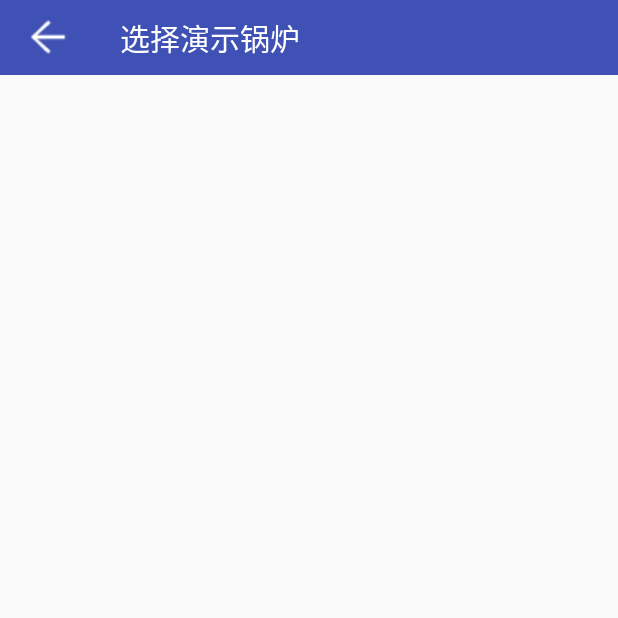
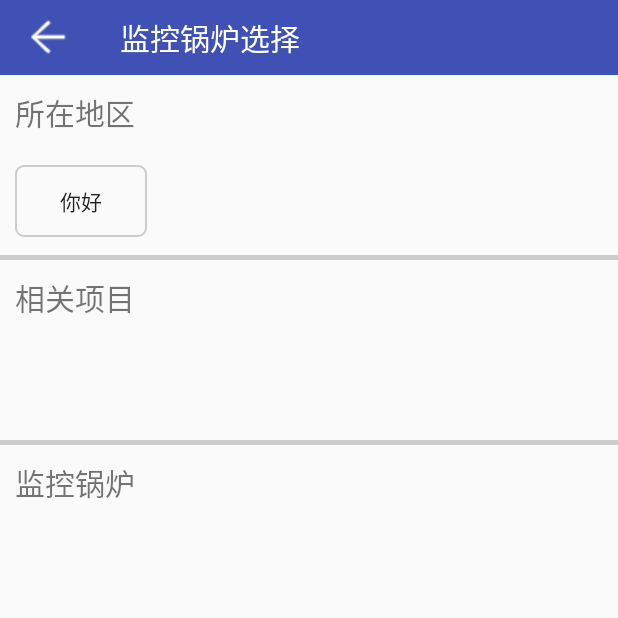
Before and after one commit to wangchaohu/IntelligentBoiler, an Android app: the SelectDemonstrateActivity screen opened directly, with no data from a screen before it, on a phone screen of 412 x 824 dp, the top half of it. Run offline under Robolectric (Android 15) with nearby library versions, the phone set to English and light mode, and no system bars.

Commit message:
完善选择锅炉演示，但又bug

```diff
--- a/app/src/main/java/com/lapsen/intelligentboiler/activities/SelectDemonstrateActivity.java
+++ b/app/src/main/java/com/lapsen/intelligentboiler/activities/SelectDemonstrateActivity.java
@@ -1,18 +1,57 @@
 package com.lapsen.intelligentboiler.activities;
 
 import android.os.Bundle;
+import android.view.View;
+import android.widget.LinearLayout;
 
 import com.lapsen.intelligentboiler.R;
 import com.lapsen.intelligentboiler.base.BaseActivity;
+import com.lapsen.intelligentboiler.interfaces.SelectDemonstrateInterface;
+import com.lapsen.intelligentboiler.presenter.SelectDemonstratePresenter;
 
 /**
  * Created by lapsen_wang on 2017/1/10/0010.
  */
 
-public class SelectDemonstrateActivity extends BaseActivity {
+public class SelectDemonstrateActivity extends BaseActivity implements SelectDemonstrateInterface {
+    private LinearLayout area;
+    private LinearLayout project;
+    private LinearLayout monitor;
+
+    private SelectDemonstratePresenter presenter;
+
     @Override
     public void initViews(Bundle savedInstanceState) {
         setContentView(R.layout.activity_selectdemonstrate);
-        initToolBar("选择演示锅炉");
+        initToolBar("监控锅炉选择");
+        init();
+        initPresenter();
     }
+
+    private void init(){
+        area = (LinearLayout) findViewById(R.id.area_ll);
+        project = (LinearLayout) findViewById(R.id.project_ll);
+        monitor = (LinearLayout) findViewById(R.id.monitorboiler_ll);
+    }
+
+    private void initPresenter(){
+        presenter = new SelectDemonstratePresenter(this, this);
+    }
+
+    @Override
+    public void showPlace(View childView) {
+        area.addView(childView);
+    }
+
+    @Override
+    public void showProject(View childView) {
+        project.addView(childView);
+    }
+
+    @Override
+    public void showMonitorBoiler(View childView) {
+        monitor.addView(childView);
+    }
+
+
 }
--- /dev/null
+++ b/app/src/main/java/com/lapsen/intelligentboiler/interfaces/SelectDemonstrateInterface.java
@@ -0,0 +1,14 @@
+package com.lapsen.intelligentboiler.interfaces;
+
+import android.view.View;
+
+/**
+ * Created by lapsen_wang on 2017/1/18/0018.
+ */
+
+public interface SelectDemonstrateInterface {
+    public void showPlace(View childView);
+    public void showProject(View childView);
+    public void showMonitorBoiler(View childView);
+
+}
--- /dev/null
+++ b/app/src/main/java/com/lapsen/intelligentboiler/presenter/SelectDemonstratePresenter.java
@@ -0,0 +1,65 @@
+package com.lapsen.intelligentboiler.presenter;
+
+import android.content.Context;
+import android.view.View;
+import android.view.ViewGroup;
+import android.widget.Button;
+import android.widget.LinearLayout;
+
+import com.lapsen.intelligentboiler.R;
+import com.lapsen.intelligentboiler.activities.SelectDemonstrateActivity;
+
+/**
+ * Created by lapsen_wang on 2017/1/18/0018.
+ */
+
+public class SelectDemonstratePresenter {
+
+    private SelectDemonstrateActivity selectDemonstrateView;
+    private Context mContext;
+
+    public SelectDemonstratePresenter(Context context, SelectDemonstrateActivity view){
+        this.mContext = context;
+        this.selectDemonstrateView = view;
+        showPlace();
+    }
+
+    private void showPlace(){
+        View view = addButton();
+        view.setOnClickListener(new View.OnClickListener() {
+            @Override
+            public void onClick(View v) {
+                showProject();
+            }
+        });
+        selectDemonstrateView.showPlace(view);
+    }
+
+    private void showProject(){
+        View view = addButton();
+        view.setOnClickListener(new View.OnClickListener() {
+            @Override
+            public void onClick(View v) {
+                showMonitorBoiler();
+            }
+        });
+        selectDemonstrateView.showProject(view);
+    }
+
+    private void showMonitorBoiler(){
+        View view = addButton();
+        selectDemonstrateView.showMonitorBoiler(view);
+    }
+
+
+    private View addButton(){
+
+        Button button = new Button(mContext);
+        LinearLayout.LayoutParams params = new LinearLayout.LayoutParams(ViewGroup.LayoutParams.WRAP_CONTENT, ViewGroup.LayoutParams.WRAP_CONTENT);
+        button.setPadding(6, 0, 6, 0);
+        button.setText("你好");
+        button.setBackgroundResource(R.drawable.selector_button);
+        button.setLayoutParams(params);
+        return button;
+    }
+}
--- /dev/null
+++ b/app/src/main/java/com/lapsen/intelligentboiler/utils/SP.java
@@ -0,0 +1,24 @@
+package com.lapsen.intelligentboiler.utils;
+
+/**
+ * Created by lapsen_wang on 2017/1/18/0018.
+ */
+
+public class SP {
+
+    /**
+     * 采取IoDH单例模式
+     * */
+
+    private SP(){
+
+    }
+
+    private static class HolderSP{
+        private final static SP spInstance = new SP();
+    }
+
+    public static SP getSharedPreferences(){
+        return HolderSP.spInstance;
+    }
+}
--- /dev/null
+++ b/app/src/main/res/drawable/arc_button.xml
@@ -0,0 +1,20 @@
+<?xml version="1.0" encoding="utf-8"?>
+<shape
+    xmlns:android="http://schemas.android.com/apk/res/android"
+    android:shape="rectangle">
+
+    <corners android:radius="5dip"/>
+
+    <padding
+        android:top="5dp"
+        android:left="10dp"
+        android:bottom="5dp"
+        android:right="10dp"
+        />
+
+    <stroke
+        android:width="2px"
+        android:color="#ccc"
+        android:dashWidth="0dp"
+        />
+</shape>
--- /dev/null
+++ b/app/src/main/res/drawable/arc_button_pressed.xml
@@ -0,0 +1,20 @@
+<?xml version="1.0" encoding="utf-8"?>
+<shape
+    xmlns:android="http://schemas.android.com/apk/res/android"
+    android:shape="rectangle">
+    <solid android:color="@color/colorPrimary"/>
+    <corners android:radius="5dip"/>
+
+    <padding
+        android:top="5dp"
+        android:left="10dp"
+        android:bottom="5dp"
+        android:right="10dp"
+        />
+
+    <stroke
+        android:width="2px"
+        android:color="#ccc"
+        android:dashWidth="0dp"
+        />
+</shape>
--- /dev/null
+++ b/app/src/main/res/drawable/selector_button.xml
@@ -0,0 +1,5 @@
+<?xml version="1.0" encoding="utf-8"?>
+<selector xmlns:android="http://schemas.android.com/apk/res/android">
+    <item android:state_pressed="false" android:drawable="@drawable/arc_button"/>
+    <item android:state_pressed="true" android:drawable="@drawable/arc_button_pressed"/>
+</selector>
--- a/app/src/main/res/layout/activity_selectdemonstrate.xml
+++ b/app/src/main/res/layout/activity_selectdemonstrate.xml
@@ -6,4 +6,57 @@
         android:id="@+id/toolBar"
         layout="@layout/toolbar"
         android:visibility="gone" />
+    <TextView
+        android:layout_width="match_parent"
+        android:layout_height="wrap_content"
+        android:text="@string/locateplace_text"
+        android:textSize="20sp"
+        android:layout_margin="10dp"/>
+    <LinearLayout
+        android:id="@+id/area_ll"
+        android:layout_width="match_parent"
+        android:layout_height="50dp"
+        android:layout_margin="10dp"
+        android:orientation="horizontal">
+
+    </LinearLayout>
+
+    <TextView
+        android:layout_width="match_parent"
+        android:layout_height="5px"
+        android:background="#ccc"/>
+
+    <TextView
+        android:layout_width="match_parent"
+        android:layout_height="wrap_content"
+        android:text="@string/project_text"
+        android:textSize="20sp"
+        android:layout_margin="10dp"/>
+    <LinearLayout
+        android:id="@+id/project_ll"
+        android:layout_width="match_parent"
+        android:layout_height="50dp"
+        android:layout_margin="10dp"
+        android:orientation="horizontal">
+
+    </LinearLayout>
+
+    <TextView
+        android:layout_width="match_parent"
+        android:layout_height="5px"
+        android:background="#ccc"/>
+
+    <TextView
+        android:layout_width="match_parent"
+        android:layout_height="wrap_content"
+        android:text="@string/monitor_text"
+        android:textSize="20sp"
+        android:layout_margin="10dp"/>
+    <LinearLayout
+        android:id="@+id/monitorboiler_ll"
+        android:layout_width="match_parent"
+        android:layout_height="50dp"
+        android:layout_margin="10dp"
+        android:orientation="horizontal">
+    </LinearLayout>
 </LinearLayout>
--- a/app/src/main/res/layout/layout_choicebutton.xml
+++ b/app/src/main/res/layout/layout_choicebutton.xml
@@ -22,5 +22,5 @@
         android:textAlignment="center"
         android:paddingLeft="16dp"
         android:paddingRight="16dp"
-        android:text="选择锅炉"/>
+        android:text="@string/choiceboiler_text"/>
 </FrameLayout>
--- a/app/src/main/res/values/strings.xml
+++ b/app/src/main/res/values/strings.xml
@@ -5,4 +5,9 @@
     <string name="dialog_text">您上次选择的演示锅炉是：\n</string>
     <string name="dialog_text_yes">直接前往</string>
     <string name="dialog_text_no">选择演示锅炉</string>
+    <string name="choiceboiler_text">选择锅炉</string>
+
+    <string name="locateplace_text">所在地区</string>
+    <string name="project_text">相关项目</string>
+    <string name="monitor_text">监控锅炉</string>
 </resources>
```
